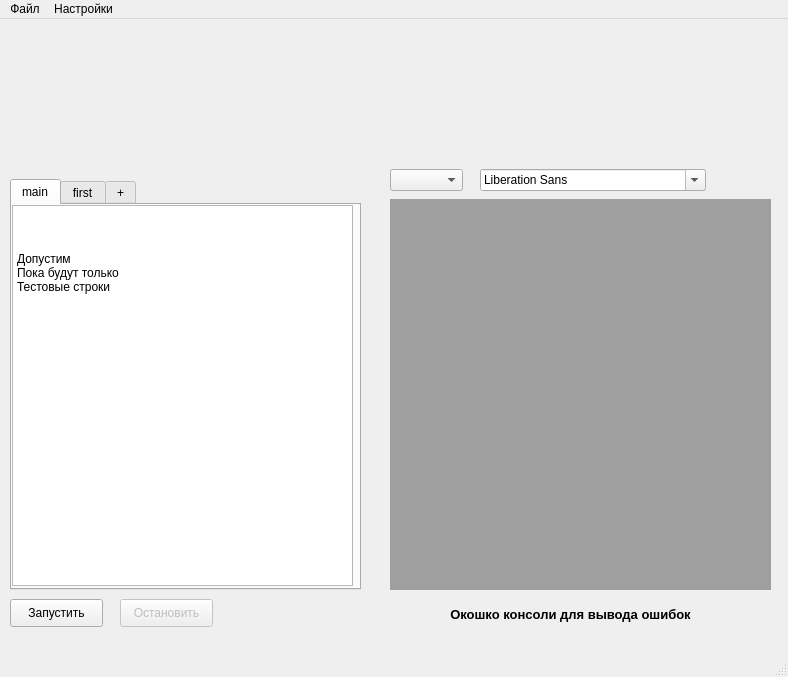
LooKing070/PredprofCase3, file src/designs/maket_prototype.ui: the form before one commit.
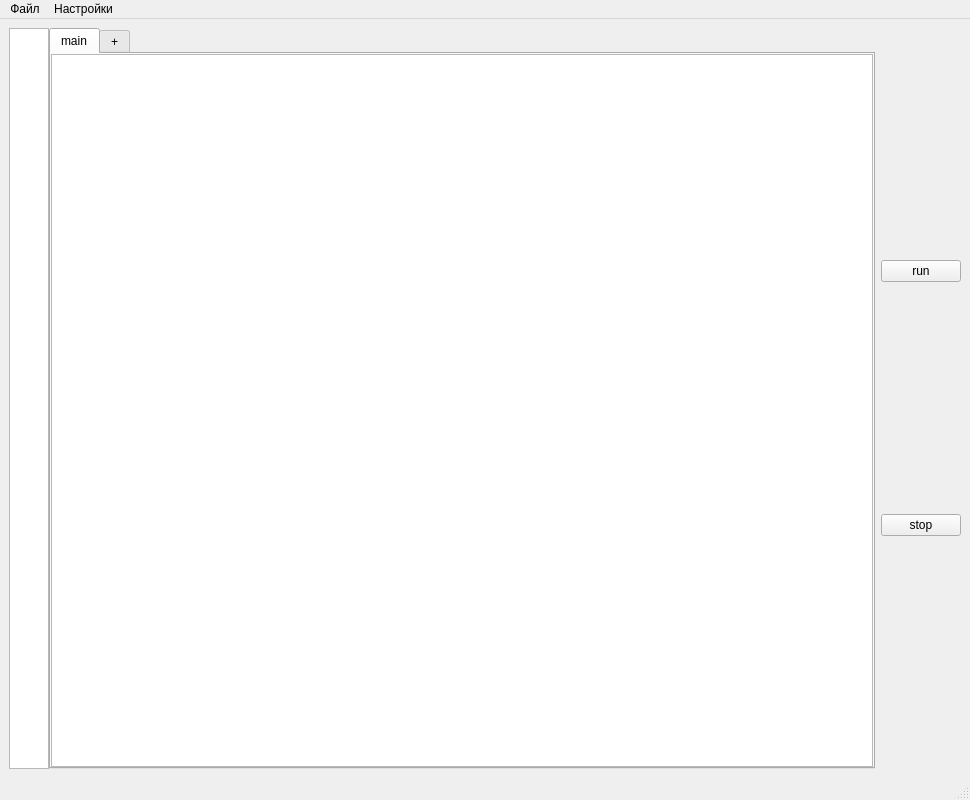
The form after the commit.

```diff
--- a/src/designs/maket_prototype.ui
+++ b/src/designs/maket_prototype.ui
@@ -6,142 +6,185 @@
    <rect>
     <x>0</x>
     <y>0</y>
-    <width>788</width>
-    <height>677</height>
+    <width>970</width>
+    <height>800</height>
    </rect>
   </property>
   <property name="windowTitle">
    <string>Интерпритатор</string>
   </property>
-  <widget class="QWidget" name="centralwidget">
-   <widget class="QTabWidget" name="tabWidget">
-    <property name="geometry">
-     <rect>
-      <x>10</x>
-      <y>160</y>
-      <width>351</width>
-      <height>411</height>
-     </rect>
+  <widget class="QWidget" name="centralWindow">
+   <layout class="QHBoxLayout" name="horizontalLayout">
+    <property name="spacing">
+     <number>0</number>
     </property>
-    <property name="currentIndex">
+    <property name="leftMargin">
      <number>0</number>
     </property>
-    <widget class="QWidget" name="tab">
-     <attribute name="title">
-      <string>main</string>
-     </attribute>
-     <widget class="QPlainTextEdit" name="plainTextEdit">
-      <property name="geometry">
-       <rect>
-        <x>0</x>
-        <y>0</y>
-        <width>341</width>
-        <height>381</height>
-       </rect>
-      </property>
-      <property name="plainText">
-       <string>
-
-
-Допустим
-Пока будут только
-Тестовые строки</string>
-      </property>
+    <property name="topMargin">
+     <number>0</number>
+    </property>
+    <property name="rightMargin">
+     <number>0</number>
+    </property>
+    <property name="bottomMargin">
+     <number>0</number>
+    </property>
+    <item>
+     <widget class="QWidget" name="windowManager" native="true">
+      <layout class="QHBoxLayout" name="horizontalLayout_2">
+       <item>
+        <widget class="QWidget" name="interpreterWidgets" native="true">
+         <layout class="QHBoxLayout" name="horizontalLayout_3">
+          <property name="spacing">
+           <number>0</number>
+          </property>
+          <property name="leftMargin">
+           <number>0</number>
+          </property>
+          <property name="topMargin">
+           <number>0</number>
+          </property>
+          <property name="rightMargin">
+           <number>0</number>
+          </property>
+          <property name="bottomMargin">
+           <number>0</number>
+          </property>
+          <item>
+           <widget class="QPlainTextEdit" name="nomeraStrok">
+            <property name="minimumSize">
+             <size>
+              <width>10</width>
+              <height>10</height>
+             </size>
+            </property>
+            <property name="maximumSize">
+             <size>
+              <width>40</width>
+              <height>16777215</height>
+             </size>
+            </property>
+           </widget>
+          </item>
+          <item>
+           <widget class="QTabWidget" name="tabWidget">
+            <property name="maximumSize">
+             <size>
+              <width>2660</width>
+              <height>2660</height>
+             </size>
+            </property>
+            <property name="currentIndex">
+             <number>0</number>
+            </property>
+            <widget class="QWidget" name="mainTabWidget">
+             <property name="minimumSize">
+              <size>
+               <width>802</width>
+               <height>0</height>
+              </size>
+             </property>
+             <attribute name="title">
+              <string>main</string>
+             </attribute>
+             <layout class="QVBoxLayout" name="verticalLayout_2">
+              <property name="spacing">
+               <number>0</number>
+              </property>
+              <property name="leftMargin">
+               <number>0</number>
+              </property>
+              <property name="topMargin">
+               <number>0</number>
+              </property>
+              <property name="rightMargin">
+               <number>0</number>
+              </property>
+              <property name="bottomMargin">
+               <number>0</number>
+              </property>
+              <item>
+               <widget class="QPlainTextEdit" name="mainEdit"/>
+              </item>
+             </layout>
+            </widget>
+            <widget class="QWidget" name="plusTabWidjet">
+             <attribute name="title">
+              <string>+</string>
+             </attribute>
+             <layout class="QVBoxLayout" name="verticalLayout_3">
+              <property name="spacing">
+               <number>0</number>
+              </property>
+              <property name="leftMargin">
+               <number>0</number>
+              </property>
+              <property name="topMargin">
+               <number>0</number>
+              </property>
+              <property name="rightMargin">
+               <number>0</number>
+              </property>
+              <property name="bottomMargin">
+               <number>0</number>
+              </property>
+              <item>
+               <widget class="QPlainTextEdit" name="plusEdit"/>
+              </item>
+             </layout>
+            </widget>
+           </widget>
+          </item>
+         </layout>
+        </widget>
+       </item>
+       <item>
+        <widget class="QWidget" name="boardWigets" native="true">
+         <layout class="QVBoxLayout" name="verticalLayout">
+          <property name="spacing">
+           <number>0</number>
+          </property>
+          <property name="leftMargin">
+           <number>0</number>
+          </property>
+          <property name="topMargin">
+           <number>0</number>
+          </property>
+          <property name="rightMargin">
+           <number>0</number>
+          </property>
+          <property name="bottomMargin">
+           <number>0</number>
+          </property>
+          <item>
+           <widget class="QPushButton" name="runButton">
+            <property name="text">
+             <string>run</string>
+            </property>
+           </widget>
+          </item>
+          <item>
+           <widget class="QPushButton" name="stopButton">
+            <property name="text">
+             <string>stop</string>
+            </property>
+           </widget>
+          </item>
+          <item>
+           <layout class="QGridLayout" name="gridLayout">
+            <property name="spacing">
+             <number>0</number>
+            </property>
+           </layout>
+          </item>
+         </layout>
+        </widget>
+       </item>
+      </layout>
      </widget>
-    </widget>
-    <widget class="QWidget" name="tab_2">
-     <attribute name="title">
-      <string>first</string>
-     </attribute>
-    </widget>
-    <widget class="QWidget" name="tab_3">
-     <attribute name="title">
-      <string>+</string>
-     </attribute>
-    </widget>
-   </widget>
-   <widget class="QPushButton" name="pushButton_3">
-    <property name="geometry">
-     <rect>
-      <x>10</x>
-      <y>580</y>
-      <width>93</width>
-      <height>28</height>
-     </rect>
-    </property>
-    <property name="text">
-     <string>Запустить</string>
-    </property>
-   </widget>
-   <widget class="QPushButton" name="pushButton_4">
-    <property name="enabled">
-     <bool>false</bool>
-    </property>
-    <property name="geometry">
-     <rect>
-      <x>120</x>
-      <y>580</y>
-      <width>93</width>
-      <height>28</height>
-     </rect>
-    </property>
-    <property name="text">
-     <string>Остановить</string>
-    </property>
-   </widget>
-   <widget class="QFontComboBox" name="fontComboBox">
-    <property name="geometry">
-     <rect>
-      <x>480</x>
-      <y>150</y>
-      <width>226</width>
-      <height>22</height>
-     </rect>
-    </property>
-   </widget>
-   <widget class="QComboBox" name="comboBox">
-    <property name="geometry">
-     <rect>
-      <x>390</x>
-      <y>150</y>
-      <width>73</width>
-      <height>22</height>
-     </rect>
-    </property>
-   </widget>
-   <widget class="QMdiArea" name="mdiArea">
-    <property name="geometry">
-     <rect>
-      <x>390</x>
-      <y>180</y>
-      <width>381</width>
-      <height>391</height>
-     </rect>
-    </property>
-   </widget>
-   <widget class="QLabel" name="label">
-    <property name="geometry">
-     <rect>
-      <x>380</x>
-      <y>580</y>
-      <width>381</width>
-      <height>31</height>
-     </rect>
-    </property>
-    <property name="font">
-     <font>
-      <pointsize>10</pointsize>
-      <weight>75</weight>
-      <bold>true</bold>
-     </font>
-    </property>
-    <property name="text">
-     <string>Окошко консоли для вывода ошибок</string>
-    </property>
-    <property name="alignment">
-     <set>Qt::AlignCenter</set>
-    </property>
-   </widget>
+    </item>
+   </layout>
   </widget>
   <widget class="QStatusBar" name="statusbar"/>
   <widget class="QMenuBar" name="menuBar">
@@ -149,7 +192,7 @@
     <rect>
      <x>0</x>
      <y>0</y>
-     <width>788</width>
+     <width>970</width>
      <height>26</height>
     </rect>
    </property>
```
